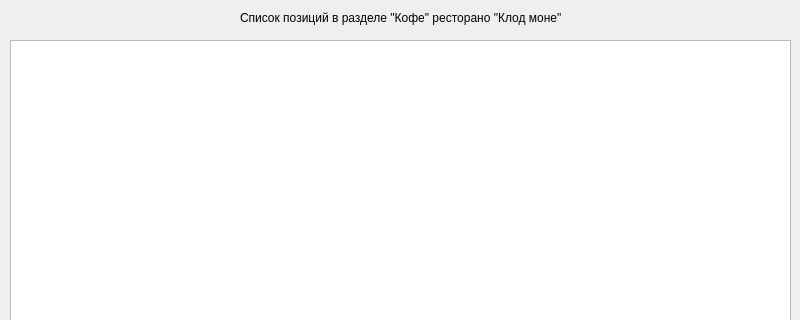
Above: main.ui from dens1ne/coffee before the change; both pictures show x 0 to 800 and y 0 to 320 of the 800 by 600 pixel window. Below: the same form after it.
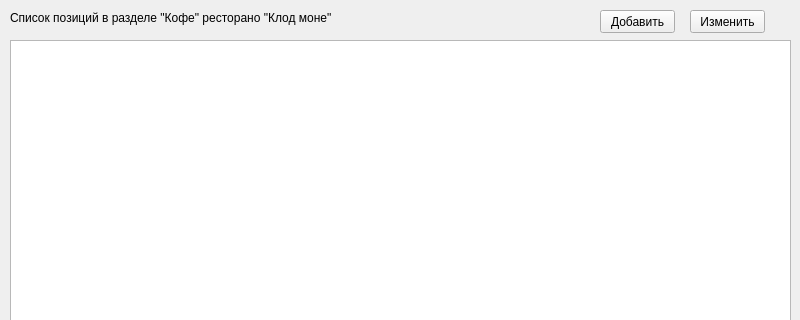
That is the form after the change.

Commit message: Форма для изменения базы данных

```diff
--- a/main.ui
+++ b/main.ui
@@ -27,7 +27,7 @@
    <widget class="QLabel" name="label">
     <property name="geometry">
      <rect>
-      <x>240</x>
+      <x>10</x>
       <y>10</y>
       <width>321</width>
       <height>16</height>
@@ -37,6 +37,32 @@
      <string>Список позиций в разделе &quot;Кофе&quot; ресторано &quot;Клод моне&quot;:</string>
     </property>
    </widget>
+   <widget class="QPushButton" name="add">
+    <property name="geometry">
+     <rect>
+      <x>600</x>
+      <y>10</y>
+      <width>75</width>
+      <height>23</height>
+     </rect>
+    </property>
+    <property name="text">
+     <string>Добавить</string>
+    </property>
+   </widget>
+   <widget class="QPushButton" name="edit">
+    <property name="geometry">
+     <rect>
+      <x>690</x>
+      <y>10</y>
+      <width>75</width>
+      <height>23</height>
+     </rect>
+    </property>
+    <property name="text">
+     <string>Изменить</string>
+    </property>
+   </widget>
   </widget>
   <widget class="QMenuBar" name="menubar">
    <property name="geometry">
```
The commit also changes 3 other files.
